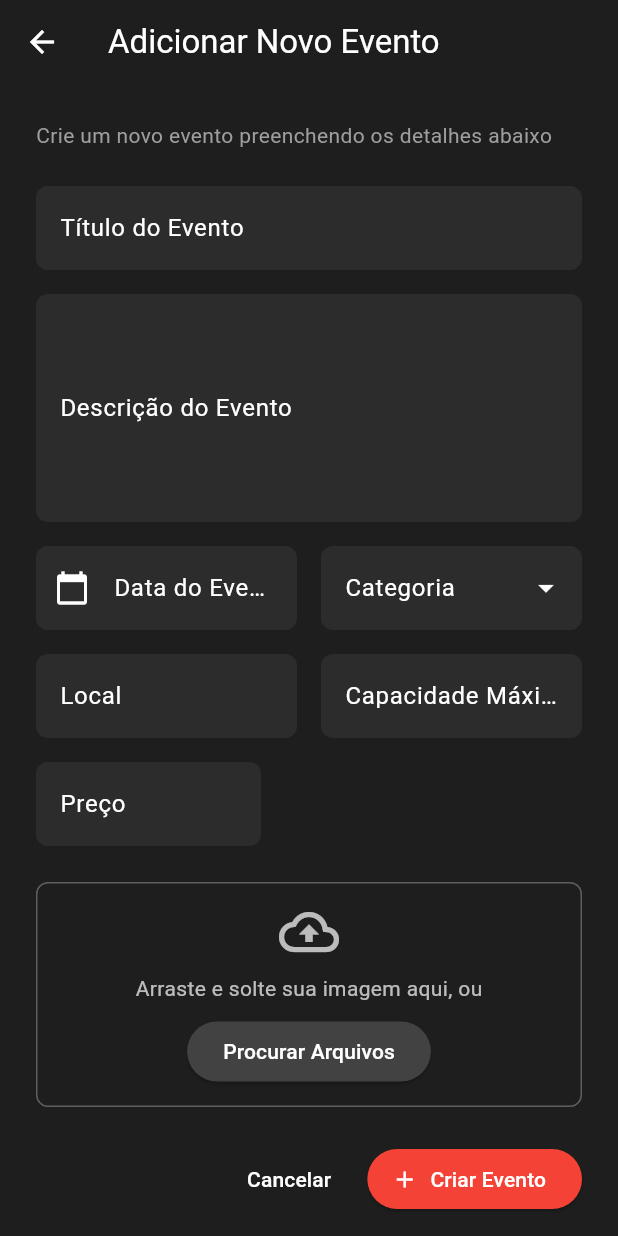
After one commit to Vet0r/varlik_eventos_flutter, a Flutter app: the AdicionarEventoPage screen opened directly, on a phone screen of 412 x 824 dp. The commit adds this screen. Run offline on Flutter 3.47's test engine with Material 3 defaults, Android fonts, the phone set to English and light mode, and no system bars; our stand-ins replace image_picker, lucide_icons, shared_preferences; accounts and stored records are empty.

Commit message:
criacao de evento pela página

```diff
--- /dev/null
+++ b/lib/screens/create_new_event.dart
@@ -0,0 +1,322 @@
+import 'package:flutter/material.dart';
+import 'package:image_picker/image_picker.dart';
+import 'package:http/http.dart' as http;
+import 'package:provider/provider.dart';
+import 'package:varlik_eventos/provider/usuario.dart';
+import 'dart:convert';
+import 'package:varlik_eventos/utils/auth.dart';
+import 'package:varlik_eventos/utils/consts.dart';
+
+class AdicionarEventoPage extends StatefulWidget {
+  const AdicionarEventoPage({super.key});
+
+  @override
+  State<AdicionarEventoPage> createState() => _AdicionarEventoPageState();
+}
+
+class _AdicionarEventoPageState extends State<AdicionarEventoPage> {
+  final _tituloController = TextEditingController();
+  final _descricaoController = TextEditingController();
+  final _dataController = TextEditingController();
+  final _localController = TextEditingController();
+  final _capacidadeController = TextEditingController();
+  final _precoController = TextEditingController();
+  String? _categoria;
+  XFile? _imagemSelecionada;
+  bool _uploading = false;
+
+  final _formKey = GlobalKey<FormState>();
+
+  Future<void> _pickImage() async {
+    final picker = ImagePicker();
+    final picked = await picker.pickImage(source: ImageSource.gallery);
+    if (picked != null) {
+      setState(() {
+        _imagemSelecionada = picked;
+      });
+    }
+  }
+
+  Future<String?> _uploadToS3(XFile file) async {
+    setState(() => _uploading = true);
+    final fileName =
+        'eventos/${DateTime.now().millisecondsSinceEpoch}_${file.name}';
+    final url = 'https://verlink.s3.amazonaws.com/$fileName';
+    final uploadResp = await http.put(
+      Uri.parse(url),
+      headers: {
+        'Content-Type': 'image/jpeg',
+      },
+      body: await file.readAsBytes(),
+    );
+
+    setState(() => _uploading = false);
+
+    if (uploadResp.statusCode == 200) {
+      return fileName;
+    } else {
+      ScaffoldMessenger.of(context).showSnackBar(
+        const SnackBar(content: Text('Falha ao fazer upload da imagem')),
+      );
+      return null;
+    }
+  }
+
+  Future<void> _criarEvento() async {
+    if (!_formKey.currentState!.validate()) return;
+
+    String? imagemPath;
+    if (_imagemSelecionada != null) {
+      imagemPath = await _uploadToS3(_imagemSelecionada!);
+      if (imagemPath == null) return;
+    }
+
+    final token = await getToken();
+    var variaveis = {
+      "titulo": _tituloController.text,
+      "descricao": _descricaoController.text,
+      "data": _dataController.text,
+      "localizacao": _localController.text,
+      "categoria": _categoria ?? '',
+      "capacidade": int.tryParse(_capacidadeController.text) ?? 0,
+      "preco":
+          double.tryParse(_precoController.text.replaceAll(',', '.')) ?? 0.0,
+      "imagem": imagemPath ?? '',
+      "organizador_id":
+          Provider.of<UsuarioProvider>(context, listen: false).usuario!.id,
+    };
+    print(variaveis);
+    final response = await http.post(
+      Uri.parse('$baseUrl/api/v1/eventos'),
+      headers: {
+        'Content-Type': 'application/json',
+        'Authorization': 'Bearer $token',
+      },
+      body: jsonEncode(variaveis),
+    );
+
+    if (response.statusCode == 201) {
+      ScaffoldMessenger.of(context).showSnackBar(
+        const SnackBar(content: Text('Evento criado com sucesso!')),
+      );
+      Navigator.pop(context);
+    } else {
+      ScaffoldMessenger.of(context).showSnackBar(
+        SnackBar(content: Text('Erro ao criar evento: ${response.body}')),
+      );
+    }
+  }
+
+  @override
+  Widget build(BuildContext context) {
+    return Scaffold(
+      backgroundColor: const Color(0xFF1E1E1E),
+      appBar: AppBar(
+        backgroundColor: Colors.transparent,
+        title: const Text('Adicionar Novo Evento'),
+        foregroundColor: Colors.white,
+        elevation: 0,
+      ),
+      body: SingleChildScrollView(
+        padding: const EdgeInsets.all(24),
+        child: Form(
+          key: _formKey,
+          child: Column(
+            crossAxisAlignment: CrossAxisAlignment.start,
+            children: [
+              const Text(
+                'Crie um novo evento preenchendo os detalhes abaixo',
+                style: TextStyle(color: Colors.grey),
+              ),
+              const SizedBox(height: 24),
+              _buildTextField('Título do Evento',
+                  controller: _tituloController,
+                  validator: (v) => v!.isEmpty ? 'Obrigatório' : null),
+              const SizedBox(height: 16),
+              _buildTextField('Descrição do Evento',
+                  controller: _descricaoController,
+                  maxLines: 5,
+                  validator: (v) => v!.isEmpty ? 'Obrigatório' : null),
+              const SizedBox(height: 16),
+              Row(
+                children: [
+                  Expanded(child: _buildDateField()),
+                  const SizedBox(width: 16),
+                  Expanded(child: _buildDropdown('Categoria')),
+                ],
+              ),
+              const SizedBox(height: 16),
+              Row(
+                children: [
+                  Expanded(
+                      child: _buildTextField('Local',
+                          controller: _localController,
+                          validator: (v) => v!.isEmpty ? 'Obrigatório' : null)),
+                  const SizedBox(width: 16),
+                  Expanded(
+                      child: _buildTextField('Capacidade Máxima',
+                          controller: _capacidadeController,
+                          validator: (v) => v!.isEmpty ? 'Obrigatório' : null)),
+                ],
+              ),
+              const SizedBox(height: 16),
+              _buildTextField('Preço',
+                  controller: _precoController,
+                  prefixText: 'R\$ ',
+                  width: 150,
+                  validator: (v) => v!.isEmpty ? 'Obrigatório' : null),
+              const SizedBox(height: 24),
+              Container(
+                height: 150,
+                decoration: BoxDecoration(
+                  border: Border.all(color: Colors.grey.withOpacity(0.5)),
+                  borderRadius: BorderRadius.circular(8),
+                ),
+                child: Center(
+                  child: _uploading
+                      ? const CircularProgressIndicator()
+                      : Column(
+                          mainAxisAlignment: MainAxisAlignment.center,
+                          children: [
+                            if (_imagemSelecionada != null)
+                              Text(
+                                  'Imagem Selecionada: ${_imagemSelecionada!.path.split('/').last}'),
+                            const Icon(Icons.cloud_upload_outlined,
+                                size: 40, color: Colors.white70),
+                            const SizedBox(height: 8),
+                            const Text(
+                              'Arraste e solte sua imagem aqui, ou',
+                              style: TextStyle(color: Colors.white70),
+                            ),
+                            const SizedBox(height: 8),
+                            ElevatedButton(
+                              onPressed: _pickImage,
+                              style: ElevatedButton.styleFrom(
+                                backgroundColor: Colors.grey[800],
+                              ),
+                              child: const Text('Procurar Arquivos'),
+                            )
+                          ],
+                        ),
+                ),
+              ),
+              const SizedBox(height: 24),
+              Row(
+                mainAxisAlignment: MainAxisAlignment.end,
+                children: [
+                  TextButton(
+                    onPressed: () => Navigator.pop(context),
+                    style: TextButton.styleFrom(foregroundColor: Colors.white),
+                    child: const Text('Cancelar'),
+                  ),
+                  const SizedBox(width: 12),
+                  ElevatedButton.icon(
+                    onPressed: _criarEvento,
+                    icon: const Icon(Icons.add),
+                    label: const Text('Criar Evento'),
+                    style: ElevatedButton.styleFrom(
+                      backgroundColor: Colors.red,
+                    ),
+                  )
+                ],
+              )
+            ],
+          ),
+        ),
+      ),
+    );
+  }
+
+  Widget _buildTextField(String label,
+      {int maxLines = 1,
+      String? hint,
+      IconData? icon,
+      String? prefixText,
+      double? width,
+      TextEditingController? controller,
+      String? Function(String?)? validator}) {
+    return SizedBox(
+      width: width,
+      child: TextFormField(
+        controller: controller,
+        maxLines: maxLines,
+        style: const TextStyle(color: Colors.white),
+        validator: validator,
+        decoration: InputDecoration(
+          labelText: label,
+          labelStyle: const TextStyle(color: Colors.white),
+          hintText: hint,
+          hintStyle: const TextStyle(color: Colors.white38),
+          prefixIcon: icon != null ? Icon(icon, color: Colors.white) : null,
+          prefixText: prefixText,
+          prefixStyle: const TextStyle(color: Colors.white),
+          filled: true,
+          fillColor: const Color(0xFF2C2C2C),
+          border: OutlineInputBorder(
+            borderRadius: BorderRadius.circular(8),
+            borderSide: BorderSide.none,
+          ),
+        ),
+      ),
+    );
+  }
+
+  Widget _buildDropdown(String label) {
+    return DropdownButtonFormField<String>(
+      value: _categoria,
+      dropdownColor: const Color(0xFF2C2C2C),
+      decoration: InputDecoration(
+        labelText: label,
+        labelStyle: const TextStyle(color: Colors.white),
+        filled: true,
+        fillColor: const Color(0xFF2C2C2C),
+        border: OutlineInputBorder(
+          borderRadius: BorderRadius.circular(8),
+          borderSide: BorderSide.none,
+        ),
+      ),
+      iconEnabledColor: Colors.white,
+      style: const TextStyle(color: Colors.white),
+      items: const [
+        DropdownMenuItem(value: 'Tecnologia', child: Text('Tecnologia')),
+        DropdownMenuItem(value: 'Música', child: Text('Música')),
+        DropdownMenuItem(value: 'Artes', child: Text('Artes')),
+        DropdownMenuItem(value: 'Esporte', child: Text('Esporte')),
+        DropdownMenuItem(value: 'Comida', child: Text('Comida')),
+        DropdownMenuItem(value: 'Negócios', child: Text('Negócios')),
+      ],
+      onChanged: (value) {
+        setState(() {
+          _categoria = value;
+        });
+      },
+      validator: (v) => v == null ? 'Selecione uma categoria' : null,
+    );
+  }
+
+  Widget _buildDateField() {
+    return GestureDetector(
+      onTap: () async {
+        final picked = await showDatePicker(
+          context: context,
+          initialDate: DateTime.now(),
+          firstDate: DateTime.now(),
+          lastDate: DateTime(2100),
+          locale: const Locale('pt', 'BR'),
+        );
+        if (picked != null) {
+          _dataController.text = picked.toIso8601String().split('T')[0];
+        }
+      },
+      child: AbsorbPointer(
+        child: _buildTextField(
+          'Data do Evento',
+          controller: _dataController,
+          hint: 'dd/mm/aaaa',
+          icon: Icons.calendar_today,
+          validator: (v) => v!.isEmpty ? 'Obrigatório' : null,
+        ),
+      ),
+    );
+  }
+}
--- a/lib/screens/home.dart
+++ b/lib/screens/home.dart
@@ -263,6 +263,7 @@ class _HomePageState extends State<HomePage> {
           ),
           itemBuilder: (context, index) {
             final evento = eventos[index];
+            print(evento.imagem);
             return Container(
               decoration: BoxDecoration(
                 color: Colors.grey[900],
--- a/pubspec.yaml
+++ b/pubspec.yaml
@@ -41,6 +41,9 @@ dependencies:
   provider: ^6.1.5
   lucide_icons: ^0.257.0
   url_launcher: ^6.3.1
+  image_picker: ^1.1.2
+  flutter_localizations:
+    sdk: flutter
 
 dev_dependencies:
   flutter_test:
```
Also changed, not shown: lib/main.dart (+10 -0 lines), lib/screens/widgets/appbar.dart (+12 -0 lines), pubspec.lock.
